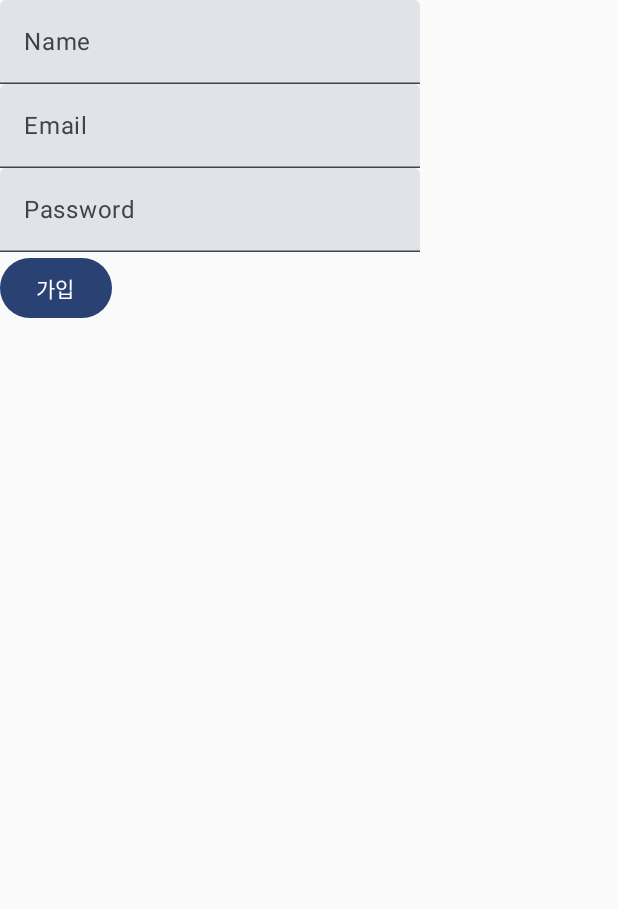
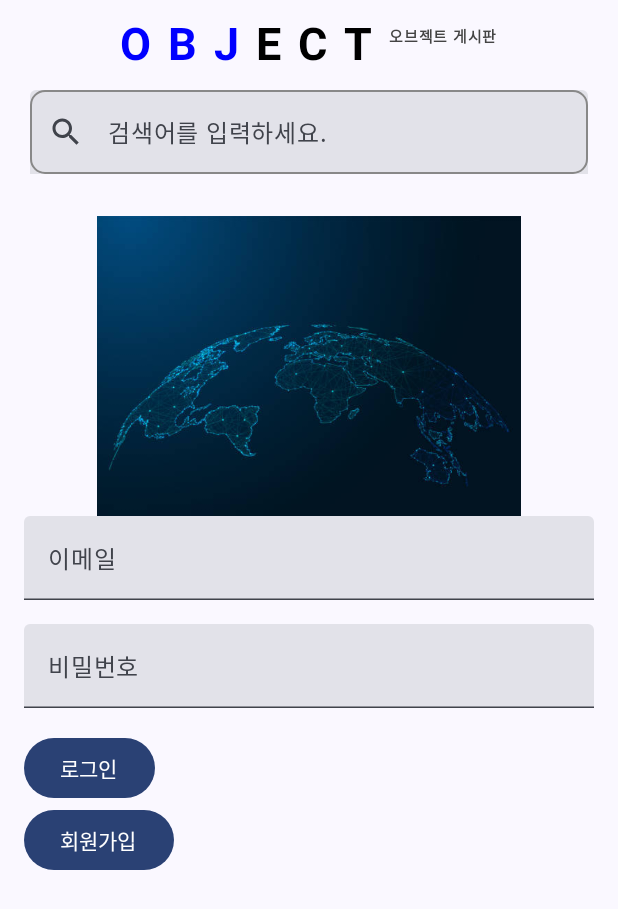
Before and after one commit to nyulnyul/SpringApiTestCleanArchitecture, an Android app built with Jetpack Compose: the screen it shows after launch (MainActivity), on a phone screen of 412 x 824 dp. Shown: the top 909 px of the screen. Run offline under Robolectric (Android 15) with nearby library versions, the phone set to English and light mode, and no system bars.

Commit message:
게시판 형태 구현

```diff
--- a/app/src/main/java/com/example/springapitest/data/model/UserModel.kt
+++ b/app/src/main/java/com/example/springapitest/data/model/UserModel.kt
@@ -1,7 +1,6 @@
 package com.example.springapitest.data.model
 
-
-
+//server -> client
 data class UserModel(
     val id: Long,
     val name: String,
--- a/app/src/main/java/com/example/springapitest/data/repository/User.kt
+++ b/app/src/main/java/com/example/springapitest/data/repository/User.kt
@@ -1,5 +1,6 @@
 package com.example.springapitest.data.repository
 
+//client -> server
 data class User(var password: String,var name: String, var email: String, ) {
 
 }
--- /dev/null
+++ b/app/src/main/java/com/example/springapitest/domain/model/Post.kt
@@ -0,0 +1,3 @@
+package com.example.springapitest.domain.model
+
+data class Post(val id: Int, val title: String,val author: String, val content: String, )
--- /dev/null
+++ b/app/src/main/java/com/example/springapitest/presentation/components/LoginScreen.kt
@@ -0,0 +1,83 @@
+package com.example.springapitest.presentation.components
+
+import androidx.compose.foundation.Image
+import androidx.compose.foundation.layout.Box
+import androidx.compose.foundation.layout.Column
+
+import androidx.compose.foundation.layout.fillMaxSize
+import androidx.compose.foundation.layout.fillMaxWidth
+import androidx.compose.foundation.layout.height
+import androidx.compose.foundation.layout.padding
+import androidx.compose.foundation.layout.size
+import androidx.compose.material3.Button
+import androidx.compose.material3.ExperimentalMaterial3Api
+import androidx.compose.material3.Text
+import androidx.compose.material3.TextField
+import androidx.compose.runtime.Composable
+import androidx.compose.runtime.getValue
+import androidx.compose.runtime.mutableStateOf
+import androidx.compose.runtime.remember
+import androidx.compose.runtime.setValue
+import androidx.compose.ui.Modifier
+import androidx.compose.ui.res.painterResource
+
+import androidx.compose.ui.unit.dp
+import androidx.navigation.NavController
+import com.example.springapitest.R
+import kotlinx.coroutines.NonDisposableHandle.parent
+
+@OptIn(ExperimentalMaterial3Api::class)
+@Composable
+fun LoginScreen( navController: NavController) {
+    var email by remember {
+        mutableStateOf("")
+    }
+    var password by remember {
+        mutableStateOf("")
+    }
+
+    Column(modifier = Modifier
+        .fillMaxSize()
+        .padding(16.dp)) {
+        Box(
+            modifier = Modifier
+                .fillMaxWidth().height(200.dp)
+                .align(alignment = androidx.compose.ui.Alignment.CenterHorizontally)
+        ) {
+
+            Image(
+                painterResource(id = R.drawable.world),
+                contentDescription = null,
+                modifier = Modifier
+                    .fillMaxWidth()
+                   )
+
+
+        }
+        TextField(
+            value = email,
+            onValueChange = { email = it },
+            label = { Text("이메일") },
+            modifier = Modifier
+                .fillMaxWidth()
+                .padding(bottom = 16.dp)
+        )
+        TextField(
+            value = password,
+            onValueChange = { password = it},
+            label = { Text("비밀번호") },
+            modifier = Modifier
+                .fillMaxWidth()
+                .padding(bottom = 16.dp)
+        )
+        Button(onClick = {
+            navController.navigate("postList")
+        }) {
+            Text("로그인")
+        }
+        Button(onClick = { navController.navigate("register")}) {
+            Text("회원가입")
+
+        }
+    }
+}
--- /dev/null
+++ b/app/src/main/java/com/example/springapitest/presentation/components/RegisterApp.kt
@@ -0,0 +1,188 @@
+package com.example.springapitest.presentation.components
+
+import android.annotation.SuppressLint
+import androidx.compose.foundation.border
+import androidx.compose.foundation.layout.Box
+import androidx.compose.foundation.layout.Column
+import androidx.compose.foundation.layout.Row
+import androidx.compose.foundation.layout.Spacer
+import androidx.compose.foundation.layout.fillMaxSize
+import androidx.compose.foundation.layout.fillMaxWidth
+import androidx.compose.foundation.layout.height
+import androidx.compose.foundation.layout.padding
+import androidx.compose.foundation.shape.RoundedCornerShape
+import androidx.compose.material.icons.Icons
+import androidx.compose.material.icons.filled.Search
+import androidx.compose.material3.ExperimentalMaterial3Api
+import androidx.compose.material3.Icon
+import androidx.compose.material3.Scaffold
+import androidx.compose.material3.Text
+import androidx.compose.material3.TextField
+import androidx.compose.material3.TextFieldDefaults
+import androidx.compose.runtime.Composable
+import androidx.compose.runtime.LaunchedEffect
+import androidx.compose.runtime.getValue
+import androidx.compose.runtime.mutableStateListOf
+import androidx.compose.runtime.mutableStateOf
+import androidx.compose.runtime.remember
+import androidx.compose.runtime.setValue
+import androidx.compose.ui.Alignment
+import androidx.compose.ui.Modifier
+import androidx.compose.ui.graphics.Color
+import androidx.compose.ui.text.font.FontWeight
+import androidx.compose.ui.unit.dp
+import androidx.compose.ui.unit.sp
+import androidx.navigation.compose.NavHost
+import androidx.navigation.compose.composable
+import androidx.navigation.compose.rememberNavController
+import com.example.springapitest.domain.model.Post
+import com.example.springapitest.presentation.viewmodel.MainViewModel
+
+
+@OptIn(ExperimentalMaterial3Api::class)
+@SuppressLint("UnusedMaterial3ScaffoldPaddingParameter")
+@Composable
+fun RegisterApp() {
+    val navController = rememberNavController()
+    val posts = remember { mutableStateListOf<Post>() }
+    var nowRoute by remember{
+        mutableStateOf(navController.currentDestination?.route)
+    }
+    LaunchedEffect(navController){
+        navController.addOnDestinationChangedListener { _, destination, _ ->
+            nowRoute = destination.route
+        }
+    }
+
+    Scaffold(topBar = {
+        Column {
+            TopLogo()
+            SearchBar()
+            Spacer(modifier = Modifier.padding(6.dp))
+
+        }
+    }) {
+        NavHost(navController = navController, startDestination = "login", modifier = Modifier.fillMaxSize().padding(it)){
+            composable("login"){
+                LoginScreen(navController = navController)
+            }
+            composable("register"){
+                UserScreen(navController = navController,viewModel = MainViewModel())
+            }
+            composable("postList"){
+                PostMainScreen(navController = navController,posts= posts)
+            }
+            composable("postCreate") {
+
+                PostCreate(onCreatePost = { post ->
+
+                    posts.add(post)
+                    navController.popBackStack()
+                })
+            }
+        }
+
+    }
+}
+
+
+@Composable
+fun TopLogo() {
+    Box() {
+        Box(
+            modifier = Modifier
+                .fillMaxWidth()
+                .height(60.dp), contentAlignment = Alignment.Center
+        ) {
+            Row {
+                Text(
+                    "O",
+                    fontSize = 30.sp,
+                    fontWeight = FontWeight.Bold,
+                    modifier = Modifier.padding(5.dp),
+                    color = Color.Blue
+                )
+                Text(
+                    "B",
+                    fontSize = 30.sp,
+                    fontWeight = FontWeight.Bold,
+                    modifier = Modifier.padding(5.dp),
+                    color = Color.Blue
+                )
+                Text(
+                    "J",
+                    fontSize = 30.sp,
+                    fontWeight = FontWeight.Bold,
+                    modifier = Modifier.padding(5.dp),
+                    color = Color.Blue
+                )
+                Text(
+                    "E",
+                    fontSize = 30.sp,
+                    fontWeight = FontWeight.Bold,
+                    modifier = Modifier.padding(5.dp),
+                    color = Color.Black
+                )
+                Text(
+                    "C",
+                    fontSize = 30.sp,
+                    fontWeight = FontWeight.Bold,
+                    modifier = Modifier.padding(5.dp),
+                    color = Color.Black
+                )
+                Text(
+                    "T",
+                    fontSize = 30.sp,
+                    fontWeight = FontWeight.Bold,
+                    modifier = Modifier.padding(5.dp),
+                    color = Color.Black
+                )
+                Text(
+                    text = "오브젝트 게시판",
+                    fontSize = 10.sp,
+                    fontWeight = FontWeight.Bold,
+                    modifier = Modifier.padding(5.dp),
+                    color = Color.DarkGray
+                )
+
+            }
+        }
+    }
+}
+
+@OptIn(ExperimentalMaterial3Api::class)
+@Composable
+fun SearchBar() {
+    var inputText by remember {
+        mutableStateOf("")
+    }
+    Box(
+        modifier = Modifier
+            .fillMaxWidth()
+            .padding(start = 20.dp, end = 20.dp)
+            .border(1.dp, Color.Gray, shape = RoundedCornerShape(10.dp))
+    ) {
+
+        TextField(
+            value = inputText,
+            onValueChange = { inputText = it },
+            leadingIcon = {
+                Icon(
+                    imageVector = Icons.Default.Search,
+                    contentDescription = "Search"
+                )
+            },
+            placeholder = { Text(text = "검색어를 입력하세요.") },
+            modifier = Modifier
+                .fillMaxWidth(),
+            colors = TextFieldDefaults.textFieldColors(
+                focusedIndicatorColor = Color.Transparent,
+                unfocusedIndicatorColor = Color.Transparent,
+                disabledIndicatorColor = Color.Transparent,
+                errorIndicatorColor = Color.Transparent,
+            )
+
+        )
+    }
+
+}
--- a/app/src/main/java/com/example/springapitest/presentation/components/UserScreen.kt
+++ b/app/src/main/java/com/example/springapitest/presentation/components/UserScreen.kt
@@ -10,11 +10,12 @@ import androidx.compose.runtime.getValue
 import androidx.compose.runtime.mutableStateOf
 import androidx.compose.runtime.remember
 import androidx.compose.runtime.setValue
+import androidx.navigation.NavController
 import com.example.springapitest.presentation.viewmodel.MainViewModel
 
 @OptIn(ExperimentalMaterial3Api::class)
 @Composable
-fun UserScreen(viewModel: MainViewModel) {
+fun UserScreen(viewModel: MainViewModel,navController: NavController) {
     val userData = viewModel.userData.value
     var name by remember { mutableStateOf("") }
     var email by remember { mutableStateOf("") }
@@ -39,6 +40,7 @@ fun UserScreen(viewModel: MainViewModel) {
         )
         Button(onClick = {
             viewModel.registerUser( password = password, name = name, email = email)
+            navController.navigate("login")
         }) {
             Text("가입")
         }
--- a/app/src/main/java/com/example/springapitest/presentation/viewmodel/MainViewModel.kt
+++ b/app/src/main/java/com/example/springapitest/presentation/viewmodel/MainViewModel.kt
@@ -13,18 +13,18 @@ import com.example.springapitest.data.repository.User
 import kotlinx.coroutines.launch
 
 
-class MainViewModel: ViewModel() {
-    private val _userData = mutableStateOf<UserModel?>(null)
-    val userData: State<UserModel?> = _userData
+class MainViewModel: ViewModel() { //viewmodel 클래스 선언
+    private val _userData = mutableStateOf<UserModel?>(null) //UserModel형태의 데이터를 담는 상태 변수 선언
+    val userData: State<UserModel?> = _userData //_userData를 ui에서 읽을 수 있게 선언
 
     fun registerUser( password: String, name: String, email: String) {
-        viewModelScope.launch {
+        viewModelScope.launch { //코루틴을 실행해 ViewModel의 생명주기에 맞추어 코루틴을 관리하는 Scope
             try {
                 val user = User(password, name, email) // Request 객체 생성
-                val response = RetrofitModule.apiService.registerUser(user)
+                val response = RetrofitModule.apiService.registerUser(user) //apiService의 registerUser 메소드를 호출하여 서버에 요청후 응답을 response에 저장
                 if(response.isSuccessful) {
                     // Response에서 body를 추출하여 상태에 할당
-                    _userData.value = response.body()
+                    _userData.value = response.body() //서버로 부터 받은 응답을 _userData에 저장해 서버로 부터 받은 데이터 읽기 가능
                 } else {
                     // 에러 처리
                     Log.e("MainViewModel", "Error: ${response.errorBody()?.string()}")
```
Also changed, not shown: app/build.gradle.kts (+7 -0 lines), app/src/main/java/com/example/springapitest/MainActivity.kt (+3 -17 lines), app/src/main/java/com/example/springapitest/data/repository/RetrofitModule.kt (+7 -8 lines), app/src/main/java/com/example/springapitest/data/source/remote/ApiService.kt (+6 -5 lines), app/src/main/java/com/example/springapitest/domain/repository/PostListItem.kt (added, +94 -0 lines), app/src/main/java/com/example/springapitest/presentation/components/PostCreate.kt (added, +80 -0 lines), app/src/main/java/com/example/springapitest/presentation/components/PostList.kt (added, +90 -0 lines), app/src/main/java/com/example/springapitest/presentation/components/PostMainScreen.kt (added, +77 -0 lines), app/src/main/res/drawable/world.jpg (added), app/src/main/res/drawable/world2.jpg (added).
